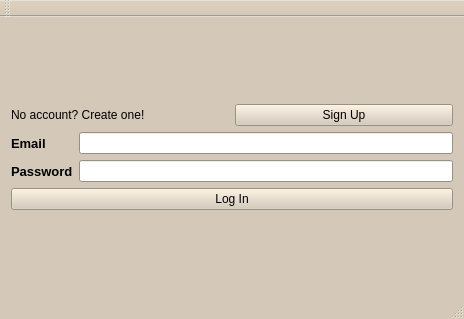
Before: the Qt Designer form src/qt/forms/mainwindow.ui in HTHcoin/helpthehomelesscoin, drawn with Qt 5.
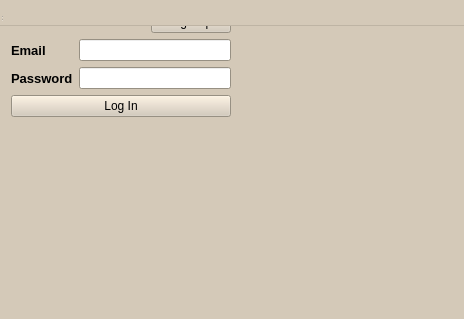
After: the same form once the commit is applied.

```diff
--- a/src/qt/forms/mainwindow.ui
+++ b/src/qt/forms/mainwindow.ui
@@ -1,7 +1,7 @@
 <?xml version="1.0" encoding="UTF-8"?>
 <ui version="4.0">
  <class>MainWindow</class>
- <widget class="QMainWindow" name="MainWindow">
+ <widget class="QWidget" name="MainWindow">
   <property name="geometry">
    <rect>
     <x>0</x>
```
